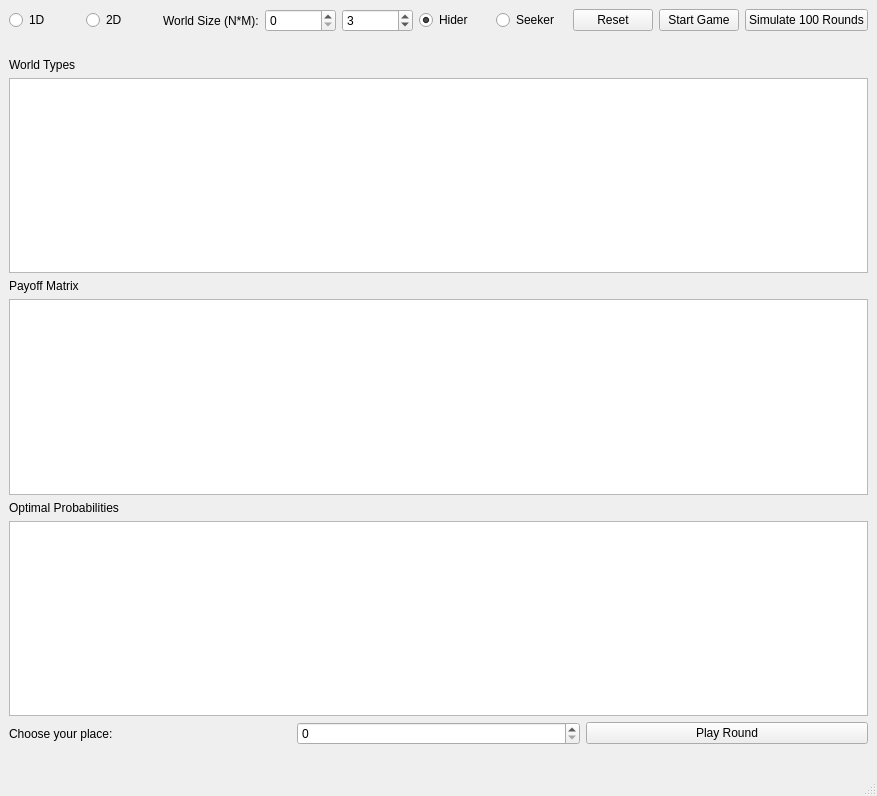
Old version of the form Gui.ui in the repository Ziad-Sallam/Hide-and-Seek.
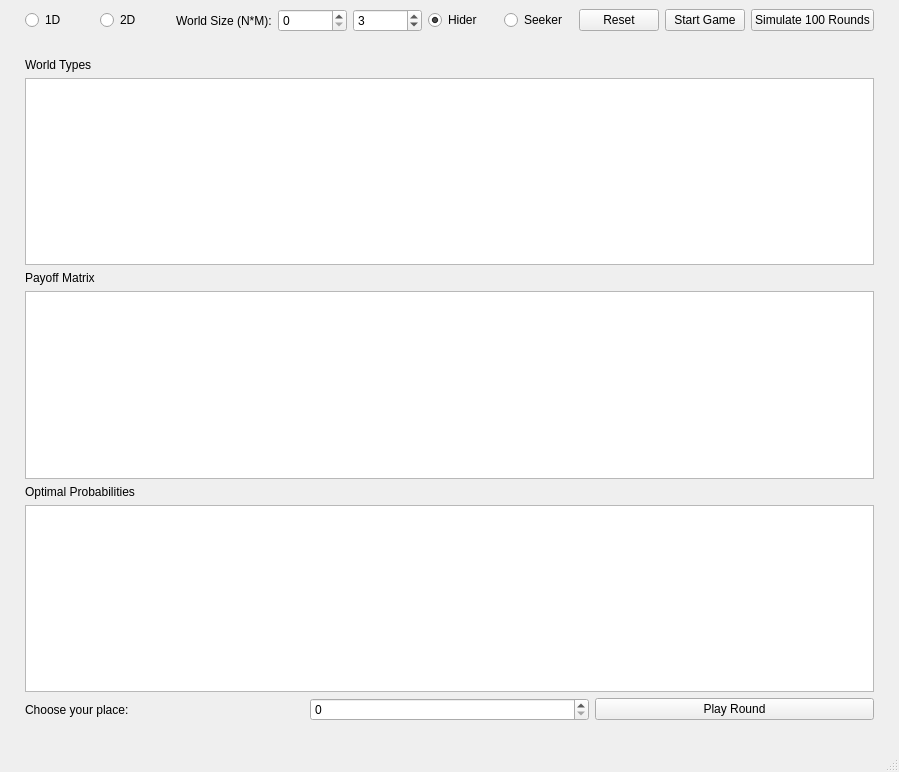
New version of the form.

Commit message: keeping track of the choices

```diff
--- a/Gui.ui
+++ b/Gui.ui
@@ -6,20 +6,32 @@
    <rect>
     <x>0</x>
     <y>0</y>
-    <width>877</width>
-    <height>796</height>
+    <width>899</width>
+    <height>772</height>
    </rect>
   </property>
   <property name="windowTitle">
    <string>Hide and Seek Game Theory</string>
   </property>
   <widget class="QWidget" name="centralwidget">
+   <property name="styleSheet">
+    <string notr="true"/>
+   </property>
    <layout class="QVBoxLayout" name="mainCentralLayout">
     <item>
      <layout class="QVBoxLayout" name="verticalLayout">
       <property name="sizeConstraint">
        <enum>QLayout::SetDefaultConstraint</enum>
       </property>
+      <property name="leftMargin">
+       <number>16</number>
+      </property>
+      <property name="rightMargin">
+       <number>16</number>
+      </property>
+      <property name="bottomMargin">
+       <number>0</number>
+      </property>
       <item>
        <layout class="QHBoxLayout" name="horizontalLayout_2">
         <item>
```
Left out of the diff: 4 changed lines with no effect on the pictures. The commit also changes 1 other file.
